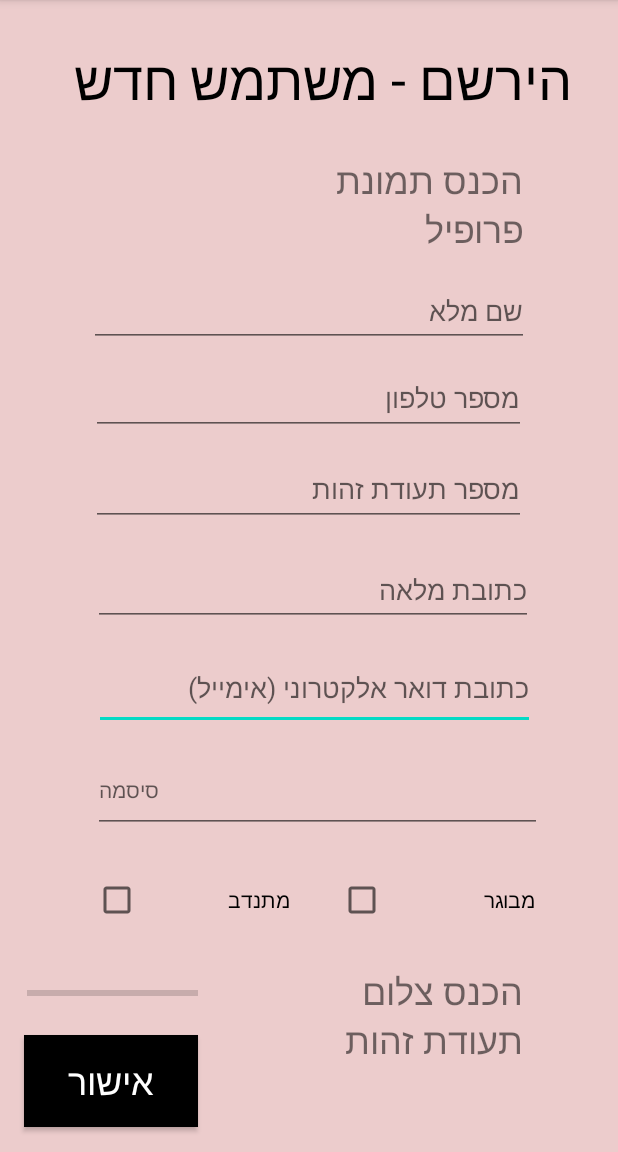
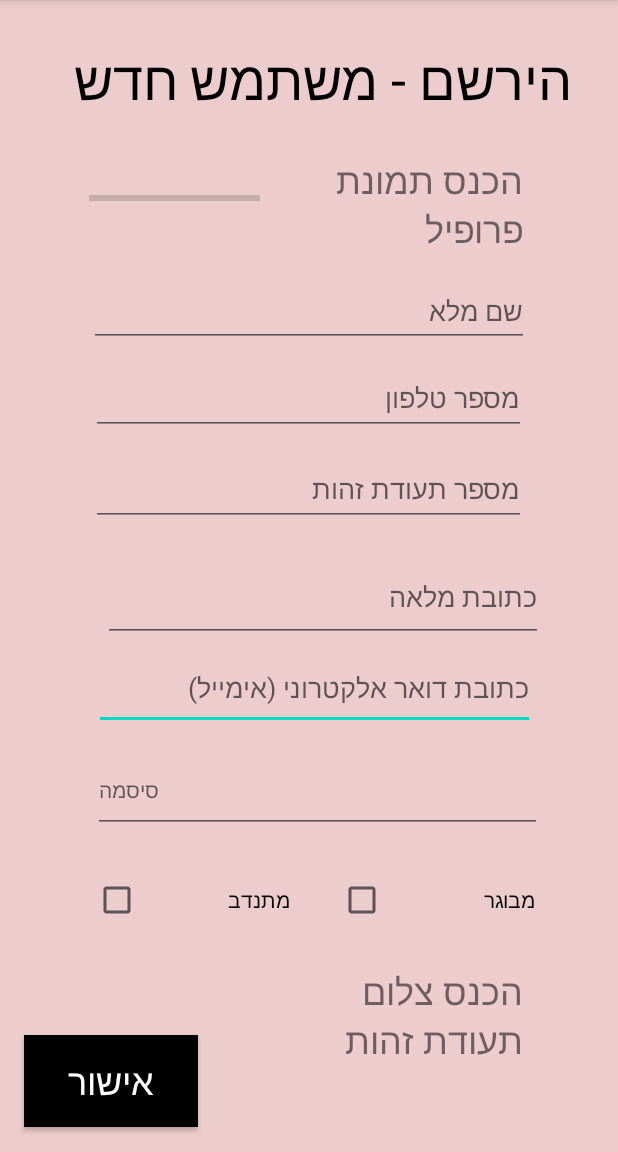
Before and after one commit to shiray29/WeHereShiraHadas, an Android app: the RegisterActivity screen opened directly, with no data from a screen before it, after a tap on "אישור", on a phone screen of 412 x 824 dp, the part 84-1236 px from its top. Run offline under Robolectric (Android 15) with nearby library versions, the phone set to English and light mode, and no system bars; our stand-ins replace Firebase (no records; nobody signed in at launch, a user with empty details on screens opened directly).

Commit message:
commit after changes

```diff
--- a/app/build.gradle
+++ b/app/build.gradle
@@ -43,7 +43,6 @@ dependencies {
     implementation 'com.google.android.gms:play-services-maps:17.0.0'
     // stack overflow changes
     implementation 'com.google.firebase:firebase-messaging:20.2.3'
-    implementation'com.google.firebase:firebase-auth:19.3.2'
     implementation 'com.google.firebase:firebase-firestore:21.5.0'
 
 
--- a/app/src/main/AndroidManifest.xml
+++ b/app/src/main/AndroidManifest.xml
@@ -3,6 +3,10 @@
     package="com.example.wehere">
 
     <uses-permission android:name="android.permission.ACCESS_COARSE_LOCATION" />
+    <uses-permission android:name="android.permission.INTERNET" />
+    <uses-permission android:name="android.permission.READ_EXTERNAL_STORAGE" />
+
+
     <application
         android:allowBackup="true"
         android:icon="@mipmap/ic_launcher"
@@ -13,7 +17,6 @@
         <activity android:name=".Search"></activity>
         <activity android:name=".WaitforRequest" />
         <activity android:name=".EditProfile" />
-        <activity android:name=".WaitforRequestActivity" />
         <activity android:name=".ChooseiconsActivity" />
         <activity android:name=".RegisterActivity" />
         <activity android:name=".LoginActivity" />
--- a/app/src/main/java/com/example/wehere/RegisterActivity.java
+++ b/app/src/main/java/com/example/wehere/RegisterActivity.java
@@ -27,7 +27,7 @@ import com.google.android.gms.location.LocationServices;
 import com.google.android.gms.tasks.OnCompleteListener;
 import com.google.android.gms.tasks.OnSuccessListener;
 import com.google.android.gms.tasks.Task;
-import com.google.firebase.FirebaseApp;
+import com.google.firebase.auth.AuthResult;
 import com.google.firebase.auth.FirebaseAuth;
 import com.google.firebase.database.DatabaseReference;
 import com.google.firebase.database.FirebaseDatabase;
@@ -45,9 +45,10 @@ public class RegisterActivity extends AppCompatActivity implements View.OnClickL
 private Button btnConfirm;
 private Profile profile;
 // this line defines reference to Firebase Storage in order to store jpg files
-    private StorageReference storageReference = getInstance().getReference("users");
+private StorageReference storageReference;
 // this line defines reference to Firebase Database in order to store users data
-    private DatabaseReference databaseReference = FirebaseDatabase.getInstance().getReference("users");
+private DatabaseReference databaseReference;
+private FirebaseAuth firebaseAuth;
 private ProgressBar progressBar;
 private Uri imageUri;
 private TextView textViewProfile, textViewId;
@@ -60,7 +61,13 @@ public class RegisterActivity extends AppCompatActivity implements View.OnClickL
 protected void onCreate(Bundle savedInstanceState) {
         super.onCreate(savedInstanceState);
         setContentView(R.layout.activity_register);
-        FirebaseApp.initializeApp(this);
+        databaseReference = FirebaseDatabase.getInstance().getReference("users");
+        storageReference = getInstance().getReference("users");
+        firebaseAuth = FirebaseAuth.getInstance();
+        if (firebaseAuth.getCurrentUser()!=null)
+        {
+            firebaseAuth.signOut();
+        }
         edittextFullname = findViewById(R.id.edittext_fullname);
         edittextCellnum = findViewById(R.id.edittext_cellnum);
         textViewProfile = findViewById(R.id.textview_insertprofile);
@@ -84,14 +91,14 @@ public class RegisterActivity extends AppCompatActivity implements View.OnClickL
         if (ActivityCompat.checkSelfPermission(this, Manifest.permission.ACCESS_FINE_LOCATION) != PackageManager.PERMISSION_GRANTED &&
         ActivityCompat.checkSelfPermission(this, Manifest.permission.ACCESS_COARSE_LOCATION) != PackageManager.PERMISSION_GRANTED) {
         }
-        fusedLocationProviderClient.getLastLocation().addOnCompleteListener(new OnCompleteListener<Location>() {
+        fusedLocationProviderClient.getLastLocation().addOnCompleteListener(new OnCompleteListener<Location>()
+        {
                 @Override
                 public void onComplete(@NonNull Task<Location> task) {
                 Location location = task.getResult();
                 if (location != null) {
                 longitude = location.getLongitude();
                 latitude = location.getLatitude();
-
                  }
                 }
         });
@@ -112,7 +119,8 @@ public class RegisterActivity extends AppCompatActivity implements View.OnClickL
         }
         }
 private void upload(){
-        if (imageUri!= null){
+        if (imageUri!= null)
+        {
         String temp= System.currentTimeMillis()+"."+getFileExtention(imageUri); //defines a file name to the uploaded image
         final StorageReference fileReference= storageReference.child(temp); // inserts the new image to database storage
         fileReference.putFile(imageUri).addOnSuccessListener(new OnSuccessListener<UploadTask.TaskSnapshot>() {
@@ -121,6 +129,7 @@ public class RegisterActivity extends AppCompatActivity implements View.OnClickL
                 fileReference.getDownloadUrl().addOnSuccessListener(new OnSuccessListener<Uri>() {
                  @Override
                 public void onSuccess(Uri uri) {
+                        progressBar.setEnabled(true);
                         Handler handler= new Handler();
                         handler.postDelayed(new Runnable() {
                                 @Override
@@ -138,7 +147,7 @@ public class RegisterActivity extends AppCompatActivity implements View.OnClickL
         }
         });
         }
-            }).addOnProgressListener(new OnProgressListener<UploadTask.TaskSnapshot>() {
+        }).addOnProgressListener(new OnProgressListener<UploadTask.TaskSnapshot>() { // להעלות את זה לתוך האון סקסס
                 @Override
                 public void onProgress(UploadTask.TaskSnapshot taskSnapshot) {
                 double progress=(100*taskSnapshot.getBytesTransferred()/taskSnapshot.getTotalByteCount());
@@ -156,20 +165,6 @@ public class RegisterActivity extends AppCompatActivity implements View.OnClickL
 
 @Override
 public void onClick(View v) {
-        fullname = edittextFullname.getText().toString().trim();
-        cellnum = edittextCellnum.getText().toString().trim();
-        idnum = edittextIdnum.getText().toString().trim();
-        adress = edittextAdress.getText().toString().trim();
-        email = edittextEmail.getText().toString().trim();
-        password = edittextEnterpassword.getText().toString().trim();
-
-        profile.setName(fullname);
-        profile.setCellnum(cellnum);
-        profile.setId(idnum);
-        profile.setAdress(adress);
-        profile.setEmail(email);
-        profile.setPassword(password);
-
 
         if (textViewProfile==v) {
         flag= false;
@@ -182,12 +177,26 @@ public class RegisterActivity extends AppCompatActivity implements View.OnClickL
         upload();
         }
         if (btnConfirm == v){
+        fullname = edittextFullname.getText().toString().trim();
+        cellnum = edittextCellnum.getText().toString().trim();
+        idnum = edittextIdnum.getText().toString().trim();
+        adress = edittextAdress.getText().toString().trim();
+        email = edittextEmail.getText().toString().trim();
+        password = edittextEnterpassword.getText().toString().trim();
+
         if ((fullname==null) || (cellnum==null) || (idnum == null) || (adress == null)
-                    || (email ==null) || (password == null) || (imageUri == null))
+        || (email ==null) || (password == null))
         {
         Toast.makeText(this,"אנא מלא את כל הפרטים הנדרשים", Toast.LENGTH_SHORT).show();
         }
         else {
+        profile.setName(fullname);
+        profile.setCellnum(cellnum);
+        profile.setId(idnum);
+        profile.setAdress(adress);
+        profile.setEmail(email);
+        profile.setPassword(password);
+
         if (ActivityCompat.checkSelfPermission(this, Manifest.permission.ACCESS_FINE_LOCATION) == (PackageManager.PERMISSION_GRANTED)){
         getLocation();
         }
@@ -204,15 +213,23 @@ public class RegisterActivity extends AppCompatActivity implements View.OnClickL
 
         if (checkboxOldie.isChecked()){
         profile.setOld(true);
-
-
         }
         if (checkboxVolunteer.isChecked()){
         profile.setOld(false);
-
         }
 
-            String id= databaseReference.push().getKey();
+
+        firebaseAuth.createUserWithEmailAndPassword(email, password).addOnCompleteListener(this, new OnCompleteListener<AuthResult>() {
+        @Override
+        public void onComplete(@NonNull Task<AuthResult> task)
+        {
+        if (task.isSuccessful()){
         databaseReference.child(FirebaseAuth.getInstance().getCurrentUser().getUid()).setValue(profile);
-            startActivity(new Intent(getApplicationContext(), profile.isOld()==true?ChooseiconsActivity.class:Search.class)); // starts the suitable activity according to isOld
+        startActivity(new Intent(getApplicationContext(), profile.isOld()==true?ChooseiconsActivity.class:Search.class));
+        finish();
+        }
+        if (!task.isSuccessful())
+        { Toast.makeText(RegisterActivity.this,"ההרשמה נכשלה",Toast.LENGTH_SHORT).show();}
+        }
+        });
         }}}}
--- a/app/src/main/java/com/example/wehere/WaitforRequest.java
+++ b/app/src/main/java/com/example/wehere/WaitforRequest.java
@@ -23,9 +23,6 @@ public class WaitforRequest extends AppCompatActivity implements View.OnClickLis
     private TextView textViewWaitforReq;
     private Button btnEditWait;
     private Profile profile;
-    public WaitforRequest(Button reqChange) {
-        reqChange= findViewById(R.id.btn_reqchange);
-    }
 
     @Override
     protected void onCreate(Bundle savedInstanceState) {
--- a/app/src/main/res/layout/activity_register.xml
+++ b/app/src/main/res/layout/activity_register.xml
@@ -84,16 +84,16 @@
     <EditText
         android:id="@+id/edittext_adress"
         android:layout_width="293dp"
-        android:layout_height="47dp"
+        android:layout_height="59dp"
         android:ems="10"
         android:hint="כתובת מלאה"
         android:inputType="textPersonName"
         app:layout_constraintBottom_toBottomOf="parent"
         app:layout_constraintEnd_toEndOf="parent"
-        app:layout_constraintHorizontal_bias="0.525"
+        app:layout_constraintHorizontal_bias="0.576"
         app:layout_constraintStart_toStartOf="parent"
         app:layout_constraintTop_toTopOf="parent"
-        app:layout_constraintVertical_bias="0.513" />
+        app:layout_constraintVertical_bias="0.52" />
 
     <EditText
         android:id="@+id/edittext_cellnum"
@@ -186,7 +186,9 @@
         android:layout_marginBottom="12dp"
         app:layout_constraintBottom_toTopOf="@+id/btn_confirm"
         app:layout_constraintEnd_toEndOf="parent"
-        app:layout_constraintHorizontal_bias="0.06"
-        app:layout_constraintStart_toStartOf="parent" />
+        app:layout_constraintHorizontal_bias="0.198"
+        app:layout_constraintStart_toStartOf="parent"
+        app:layout_constraintTop_toTopOf="parent"
+        app:layout_constraintVertical_bias="0.18" />
 
 </androidx.constraintlayout.widget.ConstraintLayout>
```
Lines whose indentation alone changed are shown as unchanged.
